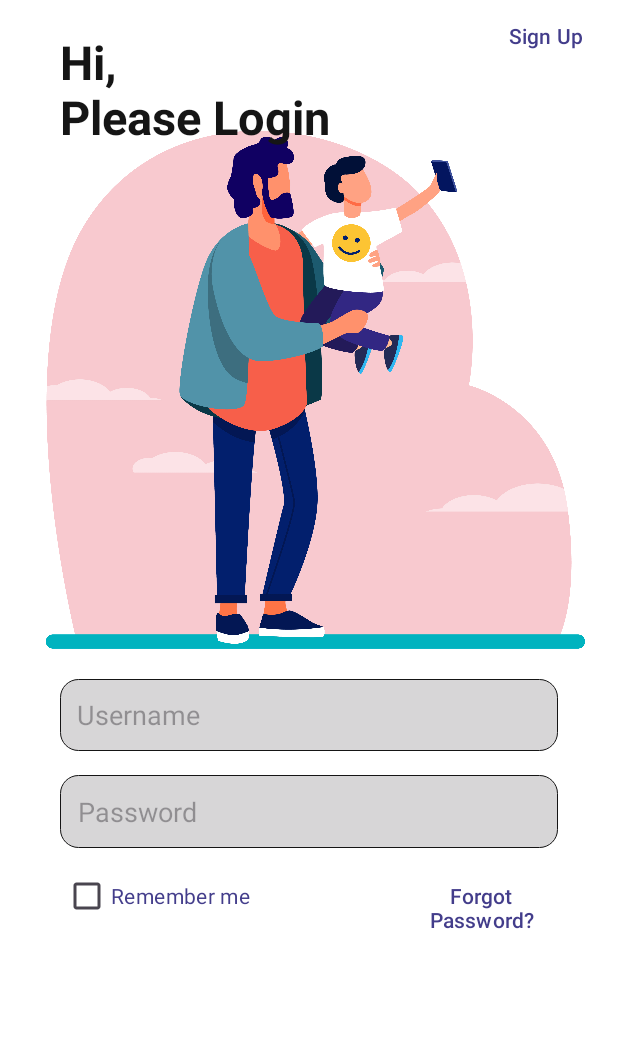
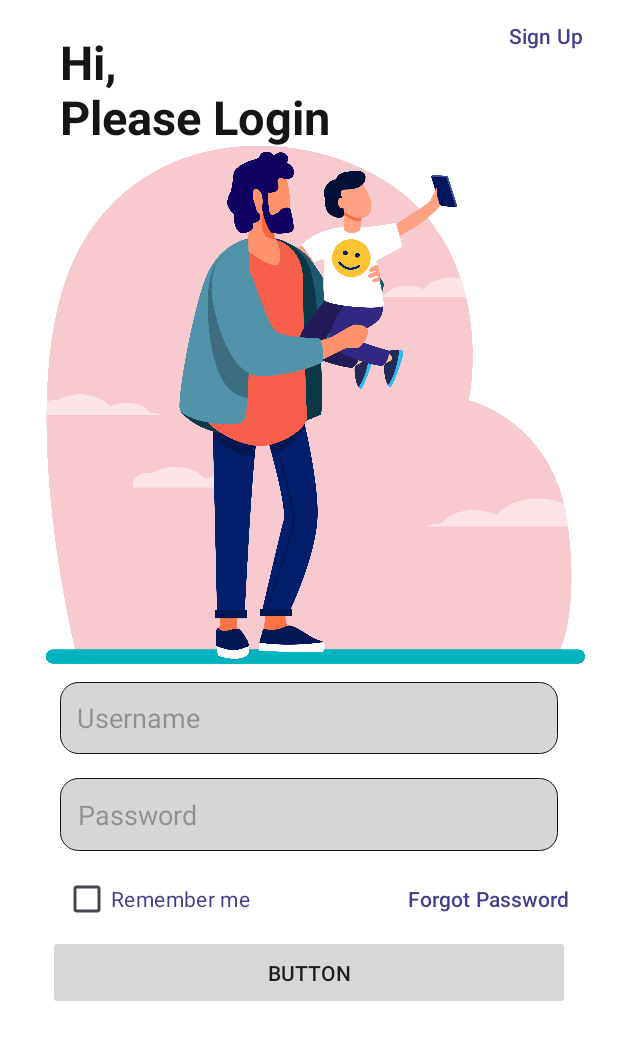
Before and after one commit to Lakshyakumar266/Child-Lock, an Android app: the screen it shows after launch (MainActivity), on a phone screen of 412 x 824 dp. Shown: the top 1040 px of the screen. Run offline under Robolectric (Android 15) with nearby library versions, the phone set to English and light mode, and no system bars.

Commit message:
making login page 02.02

```diff
--- /dev/null
+++ b/app/src/main/res/drawable/button_background.xml
@@ -0,0 +1,4 @@
+<?xml version="1.0" encoding="utf-8"?>
+<selector xmlns:android="http://schemas.android.com/apk/res/android">
+
+</selector>
--- a/app/src/main/res/layout/activity_login.xml
+++ b/app/src/main/res/layout/activity_login.xml
@@ -11,7 +11,7 @@
         android:id="@+id/man_child"
         android:layout_width="wrap_content"
         android:layout_height="wrap_content"
-        android:layout_marginTop="-160dp"
+        android:layout_marginTop="-150dp"
         android:contentDescription="@string/app_name"
         app:layout_constraintEnd_toEndOf="parent"
         app:layout_constraintHorizontal_bias="0.0"
@@ -86,12 +86,12 @@
 
         <LinearLayout
             android:layout_width="match_parent"
-            android:layout_height="match_parent"
+            android:layout_height="wrap_content"
             android:orientation="horizontal">
 
             <CheckBox
                 android:id="@+id/rememberMe"
-                android:layout_width="216dp"
+                android:layout_width="200dp"
                 android:layout_height="wrap_content"
                 android:layout_marginStart="10sp"
                 android:text="@string/remember_me"
@@ -99,15 +99,54 @@
 
             <Button
                 android:id="@+id/forgotPassword"
-                android:layout_width="126dp"
+                android:layout_width="174dp"
                 android:layout_height="wrap_content"
                 android:background="#00FFFFFF"
                 android:text="Forgot Password?"
                 android:textColor="@color/purple"
-                tools:layout_margin="0sp"
-                tools:ignore="HardcodedText" />
+                tools:ignore="HardcodedText"
+                tools:layout_margin="0sp" />
 
         </LinearLayout>
+
+        <androidx.appcompat.widget.AppCompatButton
+            android:id="@+id/button2"
+            android:layout_width="match_parent"
+            android:layout_height="50dp"
+            android:text="Button" />
+
+        <!--        ########## FOR LOGIN WITH SOCIAL MEDIA BUTTONS ########## -->
+<!--        <LinearLayout
+            android:layout_width="match_parent"
+            android:layout_height="wrap_content"
+            android:layout_marginTop="25dp"
+            android:orientation="horizontal">
+
+            <View
+                android:id="@+id/view"
+                android:layout_width="wrap_content"
+                android:layout_height="1dp"
+                android:layout_weight="1"
+                android:layout_gravity="center_vertical"
+                android:background="#707070" />
+
+            <TextView
+                android:id="@+id/textView2"
+                android:layout_width="wrap_content"
+                android:layout_height="wrap_content"
+                android:layout_marginHorizontal="16dp"
+                android:text="Or Login With" />
+
+            <View
+                android:id="@+id/view2"
+                android:layout_width="wrap_content"
+                android:layout_height="1dp"
+                android:layout_weight="1"
+                android:layout_gravity="center_vertical"
+                android:background="#707070" />
+        </LinearLayout>-->
+
+
 
     </LinearLayout>
 
```
